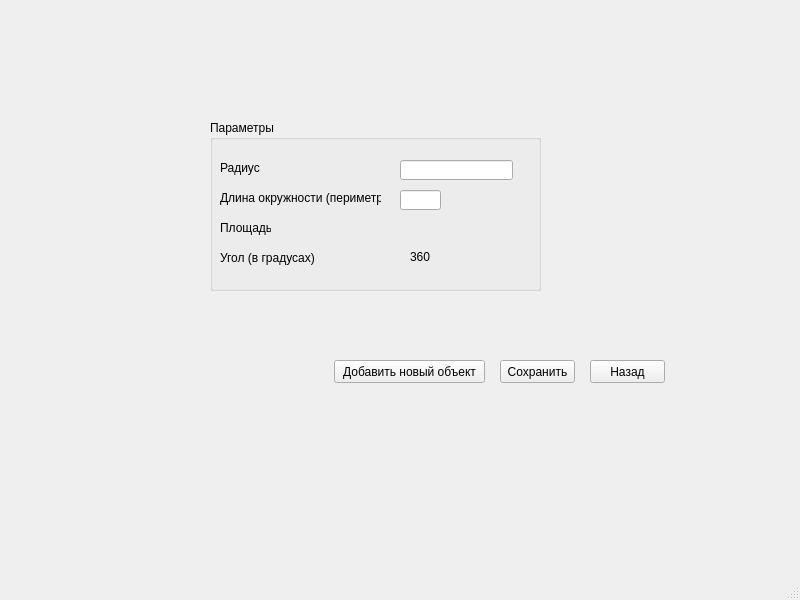
First picture: the form in FigureCreation/createround.ui, repository momooshi/GeometryAssistance, before the edit.
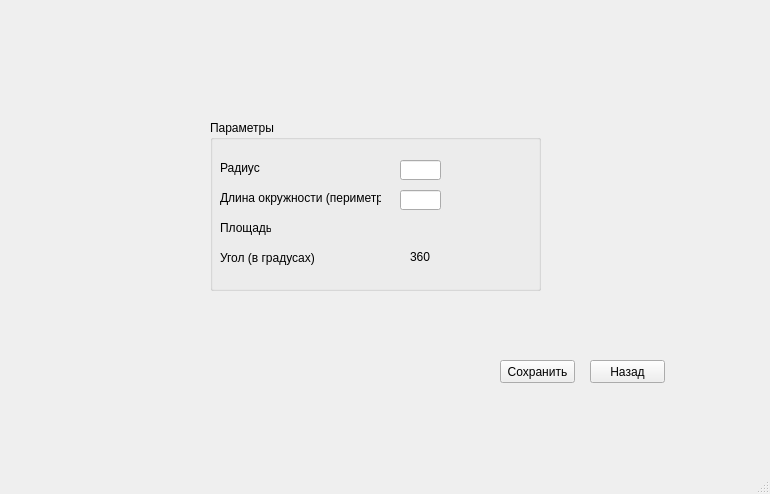
Second picture: the form after the edit.

Diff of the .ui file:
```diff
--- a/FigureCreation/createround.ui
+++ b/FigureCreation/createround.ui
@@ -6,8 +6,8 @@
    <rect>
     <x>0</x>
     <y>0</y>
-    <width>800</width>
-    <height>600</height>
+    <width>770</width>
+    <height>494</height>
    </rect>
   </property>
   <property name="windowTitle">
@@ -70,7 +70,7 @@
       <rect>
        <x>190</x>
        <y>40</y>
-       <width>113</width>
+       <width>41</width>
        <height>20</height>
       </rect>
      </property>
@@ -129,6 +129,19 @@
       <rect>
        <x>240</x>
        <y>70</y>
+       <width>51</width>
+       <height>21</height>
+      </rect>
+     </property>
+     <property name="text">
+      <string/>
+     </property>
+    </widget>
+    <widget class="QLabel" name="rad_2">
+     <property name="geometry">
+      <rect>
+       <x>250</x>
+       <y>40</y>
        <width>47</width>
        <height>13</height>
       </rect>
@@ -164,19 +177,6 @@
      <string>Сохранить</string>
     </property>
    </widget>
-   <widget class="QPushButton" name="pushButton_3">
-    <property name="geometry">
-     <rect>
-      <x>334</x>
-      <y>360</y>
-      <width>151</width>
-      <height>23</height>
-     </rect>
-    </property>
-    <property name="text">
-     <string>Добавить новый объект</string>
-    </property>
-   </widget>
   </widget>
   <widget class="QMenuBar" name="menubar">
    <property name="geometry">
```
Left out of the diff: 2 changed lines with no effect on the pictures.
